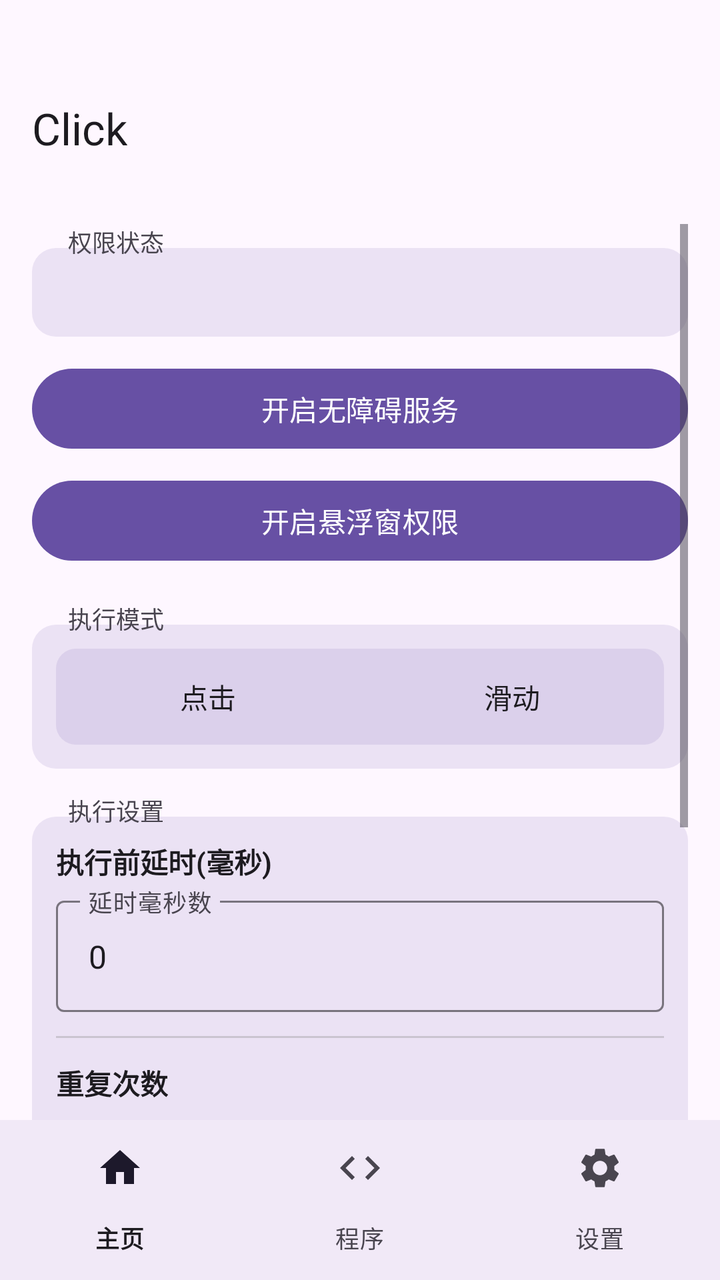
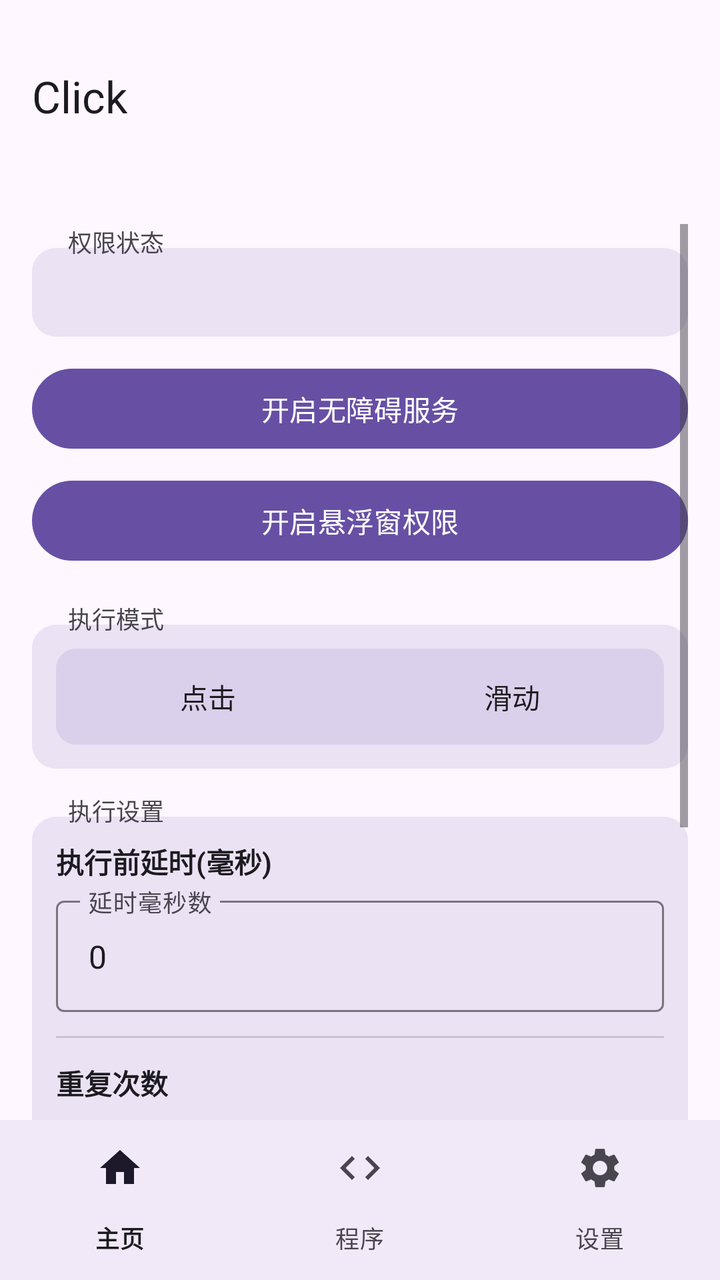

Two renders of the same Android screen: before a commit and after it. Below are the layout's source before the change and the commit's diff.
<!-- AndroidManifest.xml: activity theme Theme.Click -->
<!-- res/layout/activity_main.xml -->
<?xml version="1.0" encoding="utf-8"?>
<LinearLayout xmlns:android="http://schemas.android.com/apk/res/android"
    xmlns:app="http://schemas.android.com/apk/res-auto"
    android:layout_width="match_parent"
    android:layout_height="match_parent"
    android:fitsSystemWindows="false"
    android:orientation="vertical">

    
    <FrameLayout
        android:layout_width="match_parent"
        android:layout_height="96dp"
        android:background="?attr/colorSurface">

        <com.google.android.material.appbar.MaterialToolbar
            android:id="@+id/toolbar"
            android:layout_width="match_parent"
            android:layout_height="wrap_content"
            android:layout_gravity="bottom"
            app:title="Click"
            app:titleTextColor="?attr/colorOnSurface" />
    </FrameLayout>

    
    <ScrollView
        android:id="@+id/home_content"
        android:layout_width="match_parent"
        android:layout_height="0dp"
        android:layout_weight="1"
        android:clipToPadding="false"
        android:paddingBottom="16dp"
        android:paddingHorizontal="16dp"
        android:paddingTop="16dp">

        <LinearLayout
            android:layout_width="match_parent"
            android:layout_height="wrap_content"
            android:orientation="vertical">

            
            <TextView
                android:layout_width="wrap_content"
                android:layout_height="wrap_content"
                android:text="权限状态"
                android:textSize="12sp"
                android:textColor="?attr/colorOnSurfaceVariant"
                android:background="@android:color/transparent"
                android:paddingHorizontal="6dp"
                android:layout_marginStart="12dp"
                android:layout_marginBottom="-6dp"
                android:elevation="2dp" />

            
            <LinearLayout
                android:layout_width="match_parent"
                android:layout_height="wrap_content"
                android:orientation="vertical"
                android:background="@drawable/section_border"
                android:padding="12dp">

                <TextView
                    android:id="@+id/statusText"
                    android:layout_width="match_parent"
                    android:layout_height="wrap_content"
                    android:gravity="start"
                    android:textSize="15sp"
                    android:textStyle="bold"
                    android:textColor="?attr/colorOnSurface" />
            </LinearLayout>

            <Button
                android:id="@+id/btnEnableService"
                android:layout_width="match_parent"
                android:layout_height="wrap_content"
                android:layout_marginTop="12dp"
                android:text="开启无障碍服务" />

            <Button
                android:id="@+id/btnEnableOverlay"
                android:layout_width="match_parent"
                android:layout_height="wrap_content"
                android:layout_marginTop="8dp"
                android:text="开启悬浮窗权限" />

            
            <TextView
                android:layout_width="wrap_content"
                android:layout_height="wrap_content"
                android:layout_marginTop="16dp"
                android:text="执行模式"
                android:textSize="12sp"
                android:textColor="?attr/colorOnSurfaceVariant"
                android:background="@android:color/transparent"
                android:paddingHorizontal="6dp"
                android:layout_marginStart="12dp"
                android:layout_marginBottom="-6dp"
                android:elevation="2dp" />

            
            <LinearLayout
                android:layout_width="match_parent"
                android:layout_height="wrap_content"
                android:orientation="vertical"
                android:background="@drawable/section_border"
                android:padding="12dp">

                <FrameLayout
                    android:layout_width="match_parent"
                    android:layout_height="wrap_content"
                    android:background="@drawable/segment_bg">

                    <View
                        android:id="@+id/modeIndicator"
                        android:layout_width="0dp"
                        android:layout_height="36dp"
                        android:layout_gravity="center_vertical"
                        android:layout_marginStart="4dp"
                        android:background="@drawable/segment_selected" />

                    <LinearLayout
                        android:layout_width="match_parent"
                        android:layout_height="wrap_content"
                        android:orientation="horizontal">

                        <Button
                            android:id="@+id/radioClick"
                            android:layout_width="0dp"
                            android:layout_height="wrap_content"
                            android:layout_weight="1"
                            android:text="点击"
                            android:background="@android:color/transparent"
                            android:textColor="@color/btn_text_selector" />

                        <Button
                            android:id="@+id/radioSwipe"
                            android:layout_width="0dp"
                            android:layout_height="wrap_content"
                            android:layout_weight="1"
                            android:text="滑动"
                            android:background="@android:color/transparent"
                            android:textColor="@color/btn_text_selector" />
                    </LinearLayout>
                </FrameLayout>

                <LinearLayout
                    android:id="@+id/swipeParams"
                    android:layout_width="match_parent"
                    android:layout_height="wrap_content"
                    android:orientation="vertical"
                    android:visibility="gone"
                    android:layout_marginTop="12dp">

                    <View
                        android:layout_width="match_parent"
                        android:layout_height="1dp"
                        android:background="?attr/colorOutlineVariant" />

                    <TextView
                        android:layout_width="wrap_content"
                        android:layout_height="wrap_content"
                        android:layout_marginTop="12dp"
                        android:text="滑动方式"
                        android:textSize="13sp"
                        android:textStyle="bold"
                        android:textColor="?attr/colorOnSurface" />

                    <FrameLayout
                        android:layout_width="match_parent"
                        android:layout_height="wrap_content"
                        android:layout_marginTop="8dp"
                        android:background="@drawable/segment_bg">

                        <View
                            android:id="@+id/swipeMethodIndicator"
                            android:layout_width="0dp"
                            android:layout_height="36dp"
                            android:layout_gravity="center_vertical"
                            android:layout_marginStart="4dp"
                            android:background="@drawable/segment_selected" />

                        <LinearLayout
                            android:layout_width="match_parent"
                            android:layout_height="wrap_content"
                            android:orientation="horizontal">

                            <Button
                                android:id="@+id/radioSwipeManual"
                                android:layout_width="0dp"
                                android:layout_height="wrap_content"
                                android:layout_weight="1"
                                android:text="手动参数"
                                android:background="@android:color/transparent"
                                android:textColor="@color/btn_text_selector" />

                            <Button
                                android:id="@+id/radioSwipeGesture"
                                android:layout_width="0dp"
                                android:layout_height="wrap_content"
                                android:layout_weight="1"
                                android:text="手势录制"
                                android:background="@android:color/transparent"
                                android:textColor="@color/btn_text_selector" />
                        </LinearLayout>
                    </FrameLayout>

                    <LinearLayout
                        android:id="@+id/manualSwipeParams"
                        android:layout_width="match_parent"
                        android:layout_height="wrap_content"
                        android:orientation="vertical"
                        android:layout_marginTop="12dp">

                        <TextView
                            android:layout_width="wrap_content"
                            android:layout_height="wrap_content"
                            android:text="起点"
                            android:textSize="13sp"
                            android:textColor="?attr/colorPrimary" />

                        <LinearLayout
                            android:layout_width="match_parent"
                            android:layout_height="wrap_content"
                            android:layout_marginTop="4dp"
                            android:orientation="horizontal">

                            <com.google.android.material.textfield.TextInputLayout
                                android:layout_width="0dp"
                                android:layout_height="wrap_content"
                                android:layout_weight="1"
                                android:layout_marginEnd="4dp"
                                android:hint="起点 X (横向坐标)"
                                style="@style/Widget.Material3.TextInputLayout.OutlinedBox">

                                <com.google.android.material.textfield.TextInputEditText
                                    android:id="@+id/inputSwipeX1"
                                    android:layout_width="match_parent"
                                    android:layout_height="wrap_content"
                                    android:inputType="numberDecimal" />
                            </com.google.android.material.textfield.TextInputLayout>

                            <com.google.android.material.textfield.TextInputLayout
                                android:layout_width="0dp"
                                android:layout_height="wrap_content"
                                android:layout_weight="1"
                                android:layout_marginStart="4dp"
                                android:hint="起点 Y (纵向坐标)"
                                style="@style/Widget.Material3.TextInputLayout.OutlinedBox">

                                <com.google.android.material.textfield.TextInputEditText
                                    android:id="@+id/inputSwipeY1"
                                    android:layout_width="match_parent"
                                    android:layout_height="wrap_content"
                                    android:inputType="numberDecimal" />
                            </com.google.android.material.textfield.TextInputLayout>
                        </LinearLayout>

                        <TextView
                            android:layout_width="wrap_content"
                            android:layout_height="wrap_content"
                            android:layout_marginTop="8dp"
                            android:text="终点"
                            android:textSize="13sp"
                            android:textColor="?attr/colorPrimary" />

                        <LinearLayout
                            android:layout_width="match_parent"
                            android:layout_height="wrap_content"
                            android:layout_marginTop="4dp"
                            android:orientation="horizontal">

                            <com.google.android.material.textfield.TextInputLayout
                                android:layout_width="0dp"
                                android:layout_height="wrap_content"
                                android:layout_weight="1"
                                android:layout_marginEnd="4dp"
                                android:hint="终点 X (横向坐标)"
                                style="@style/Widget.Material3.TextInputLayout.OutlinedBox">

                                <com.google.android.material.textfield.TextInputEditText
                                    android:id="@+id/inputSwipeX2"
                                    android:layout_width="match_parent"
                                    android:layout_height="wrap_content"
                                    android:inputType="numberDecimal" />
                            </com.google.android.material.textfield.TextInputLayout>

                            <com.google.android.material.textfield.TextInputLayout
                                android:layout_width="0dp"
                                android:layout_height="wrap_content"
                                android:layout_weight="1"
                                android:layout_marginStart="4dp"
                                android:hint="终点 Y (纵向坐标)"
                                style="@style/Widget.Material3.TextInputLayout.OutlinedBox">

                                <com.google.android.material.textfield.TextInputEditText
                                    android:id="@+id/inputSwipeY2"
                                    android:layout_width="match_parent"
                                    android:layout_height="wrap_content"
                                    android:inputType="numberDecimal" />
                            </com.google.android.material.textfield.TextInputLayout>
                        </LinearLayout>

                        <TextView
                            android:layout_width="wrap_content"
                            android:layout_height="wrap_content"
                            android:layout_marginTop="8dp"
                            android:text="时长"
                            android:textSize="13sp"
                            android:textColor="?attr/colorPrimary" />

                        <com.google.android.material.textfield.TextInputLayout
                            android:layout_width="match_parent"
                            android:layout_height="wrap_content"
                            android:layout_marginTop="4dp"
                            android:hint="滑动耗时(毫秒)"
                            style="@style/Widget.Material3.TextInputLayout.OutlinedBox">

                            <com.google.android.material.textfield.TextInputEditText
                                android:id="@+id/inputSwipeDuration"
                                android:layout_width="match_parent"
                                android:layout_height="wrap_content"
                                android:inputType="number" />
                        </com.google.android.material.textfield.TextInputLayout>
                    </LinearLayout>

                    <LinearLayout
                        android:id="@+id/gestureSwipeSection"
                        android:layout_width="match_parent"
                        android:layout_height="wrap_content"
                        android:orientation="vertical"
                        android:visibility="gone"
                        android:layout_marginTop="12dp">

                        <TextView
                            android:id="@+id/lblRecordedStatus"
                            android:layout_width="wrap_content"
                            android:layout_height="wrap_content"
                            android:text=""
                            android:textSize="13sp"
                            android:textColor="?attr/colorPrimary" />

                        <Button
                            android:id="@+id/btnRecordGesture"
                            android:layout_width="match_parent"
                            android:layout_height="wrap_content"
                            android:layout_marginTop="8dp"
                            android:text="录制手势 (在屏幕上滑动)" />
                    </LinearLayout>
                </LinearLayout>
            </LinearLayout>

            
            <TextView
                android:layout_width="wrap_content"
                android:layout_height="wrap_content"
                android:layout_marginTop="12dp"
                android:text="执行设置"
                android:textSize="12sp"
                android:textColor="?attr/colorOnSurfaceVariant"
                android:background="@android:color/transparent"
                android:paddingHorizontal="6dp"
                android:layout_marginStart="12dp"
                android:layout_marginBottom="-6dp"
                android:elevation="2dp" />

            
            <LinearLayout
                android:layout_width="match_parent"
                android:layout_height="wrap_content"
                android:orientation="vertical"
                android:background="@drawable/section_border"
                android:padding="12dp">

                <TextView
                    android:layout_width="wrap_content"
                    android:layout_height="wrap_content"
                    android:text="执行前延时(毫秒)"
                    android:textSize="14sp"
                    android:textStyle="bold"
                    android:textColor="?attr/colorOnSurface" />

                <com.google.android.material.textfield.TextInputLayout
                    android:layout_width="match_parent"
                    android:layout_height="wrap_content"
                    android:layout_marginTop="4dp"
                    android:hint="延时毫秒数"
                    style="@style/Widget.Material3.TextInputLayout.OutlinedBox">

                    <com.google.android.material.textfield.TextInputEditText
                        android:id="@+id/inputDelay"
                        android:layout_width="match_parent"
                        android:layout_height="wrap_content"
                        android:inputType="number"
                        android:text="0" />
                </com.google.android.material.textfield.TextInputLayout>

                <View
                    android:layout_width="match_parent"
                    android:layout_height="1dp"
                    android:layout_marginTop="12dp"
                    android:background="?attr/colorOutlineVariant" />

                <TextView
                    android:layout_width="wrap_content"
                    android:layout_height="wrap_content"
                    android:layout_marginTop="12dp"
                    android:text="重复次数"
                    android:textSize="14sp"
                    android:textStyle="bold"
                    android:textColor="?attr/colorOnSurface" />

                <LinearLayout
                    android:layout_width="match_parent"
                    android:layout_height="wrap_content"
                    android:layout_marginTop="8dp"
                    android:orientation="horizontal"
                    android:gravity="center_vertical">

                    <com.google.android.material.textfield.TextInputLayout
                        android:layout_width="0dp"
                        android:layout_height="wrap_content"
                        android:layout_weight="1"
                        android:hint="次数"
                        style="@style/Widget.Material3.TextInputLayout.OutlinedBox">

                        <com.google.android.material.textfield.TextInputEditText
                            android:id="@+id/inputRepeat"
                            android:layout_width="match_parent"
                            android:layout_height="wrap_content"
                            android:inputType="number"
                            android:text="1" />
                    </com.google.android.material.textfield.TextInputLayout>

                    <com.google.android.material.materialswitch.MaterialSwitch
                        android:id="@+id/checkInfinite"
                        android:layout_width="wrap_content"
                        android:layout_height="wrap_content"
                        android:layout_marginStart="12dp"
                        android:text="无限循环" />
                </LinearLayout>
            </LinearLayout>

            <FrameLayout
                android:layout_width="match_parent"
                android:layout_height="wrap_content"
                android:layout_marginTop="24dp">

                <Button
                    android:id="@+id/btnStartFloating"
                    android:layout_width="match_parent"
                    android:layout_height="wrap_content"
                    android:text="启动悬浮球"
                    android:enabled="false" />

                <View
                    android:id="@+id/btnStartOverlay"
                    android:layout_width="match_parent"
                    android:layout_height="match_parent"
                    android:background="@android:color/transparent"
                    android:clickable="true"
                    android:visibility="gone" />
            </FrameLayout>

            <Button
                android:id="@+id/btnStopFloating"
                android:layout_width="match_parent"
                android:layout_height="wrap_content"
                android:layout_marginTop="8dp"
                android:text="停止悬浮球"
                android:enabled="false" />

        </LinearLayout>
    </ScrollView>

    
    <LinearLayout
        android:id="@+id/program_page"
        android:layout_width="match_parent"
        android:layout_height="0dp"
        android:layout_weight="1"
        android:orientation="vertical"
        android:gravity="center"
        android:visibility="gone" />

    
    <LinearLayout
        android:id="@+id/settings_page"
        android:layout_width="match_parent"
        android:layout_height="0dp"
        android:layout_weight="1"
        android:orientation="vertical"
        android:gravity="center"
        android:visibility="gone" />

    
    <com.google.android.material.bottomnavigation.BottomNavigationView
        android:id="@+id/bottom_navigation"
        android:layout_width="match_parent"
        android:layout_height="wrap_content"
        android:background="?attr/colorSurface"
        app:labelVisibilityMode="labeled"
        app:menu="@menu/bottom_nav_menu" />

</LinearLayout>
<!-- resources referenced by this layout -->
<resources>
  <!-- drawable section_border (drawable) -->
  <?xml version="1.0" encoding="utf-8"?>
  <shape xmlns:android="http://schemas.android.com/apk/res/android"
      android:shape="rectangle">
      <solid android:color="@color/section_background" />
      <corners android:radius="12dp" />
  </shape>
  <!-- drawable segment_bg (drawable) -->
  <?xml version="1.0" encoding="utf-8"?>
  <shape xmlns:android="http://schemas.android.com/apk/res/android"
      android:shape="rectangle">
      <solid android:color="#206750A4" />
      <corners android:radius="10dp" />
  </shape>
  <!-- drawable segment_selected (drawable) -->
  <?xml version="1.0" encoding="utf-8"?>
  <shape xmlns:android="http://schemas.android.com/apk/res/android"
      android:shape="rectangle">
      <solid android:color="@color/md_theme_primary" />
      <corners android:radius="8dp" />
  </shape>
  <style name="Theme.Click" parent="Theme.Material3.DayNight.NoActionBar">
          <item name="colorPrimary">@color/md_theme_primary</item>
          <item name="colorOnPrimary">@color/md_theme_onPrimary</item>
          <item name="colorPrimaryContainer">@color/md_theme_primaryContainer</item>
          <item name="colorOnPrimaryContainer">@color/md_theme_onPrimaryContainer</item>
          <item name="colorSecondary">@color/md_theme_secondary</item>
          <item name="colorOnSecondary">@color/md_theme_onSecondary</item>
          <item name="colorSecondaryContainer">@color/md_theme_secondaryContainer</item>
          <item name="colorOnSecondaryContainer">@color/md_theme_onSecondaryContainer</item>
          <item name="android:colorBackground">@color/md_theme_background</item>
          <item name="colorOnBackground">@color/md_theme_onBackground</item>
          <item name="colorSurface">@color/md_theme_surface</item>
          <item name="colorOnSurface">@color/md_theme_onSurface</item>
          <item name="colorSurfaceVariant">@color/md_theme_surfaceVariant</item>
          <item name="colorOnSurfaceVariant">@color/md_theme_onSurfaceVariant</item>
          <item name="colorOutline">@color/md_theme_outline</item>
          <item name="colorOutlineVariant">@color/md_theme_outlineVariant</item>
          <item name="android:statusBarColor">@color/md_theme_surface</item>
          <item name="android:navigationBarColor">@android:color/transparent</item>
          <item name="android:windowLightStatusBar">true</item>
          <item name="android:windowLightNavigationBar">true</item>
          <item name="android:windowBackground">@color/md_theme_background</item>
          
          <item name="android:windowSplashScreenBackground">@color/md_theme_background</item>
          <item name="android:windowSplashScreenAnimatedIcon">@drawable/splash_icon</item>
      </style>
  <color name="section_background">#206750A4</color>
  <color name="md_theme_primary">#6750A4</color>
  <color name="md_theme_onPrimary">#FFFFFF</color>
  <color name="md_theme_primaryContainer">#EADDFF</color>
  <color name="md_theme_onPrimaryContainer">#21005D</color>
  <color name="md_theme_secondary">#625B71</color>
  <color name="md_theme_onSecondary">#FFFFFF</color>
  <color name="md_theme_secondaryContainer">#E8DEF8</color>
  <color name="md_theme_onSecondaryContainer">#1D192B</color>
  <color name="md_theme_background">#FEF7FF</color>
  <color name="md_theme_onBackground">#1D1B20</color>
  <color name="md_theme_surface">#FEF7FF</color>
  <color name="md_theme_onSurface">#1D1B20</color>
  <color name="md_theme_surfaceVariant">#E7E0EC</color>
  <color name="md_theme_onSurfaceVariant">#49454F</color>
  <color name="md_theme_outline">#79747E</color>
  <color name="md_theme_outlineVariant">#CAC4D0</color>
  <!-- drawable splash_icon: png bitmap (drawable, 131094 bytes) -->
</resources>

<!-- the commit's change to res/layout/activity_main.xml (unified diff, before → after) -->
@@ -16,7 +16,7 @@
             android:id="@+id/toolbar"
             android:layout_width="match_parent"
             android:layout_height="wrap_content"
-            android:layout_gravity="bottom"
+            android:layout_gravity="center"
             app:title="Click"
             app:titleTextColor="?attr/colorOnSurface" />
     </FrameLayout>
